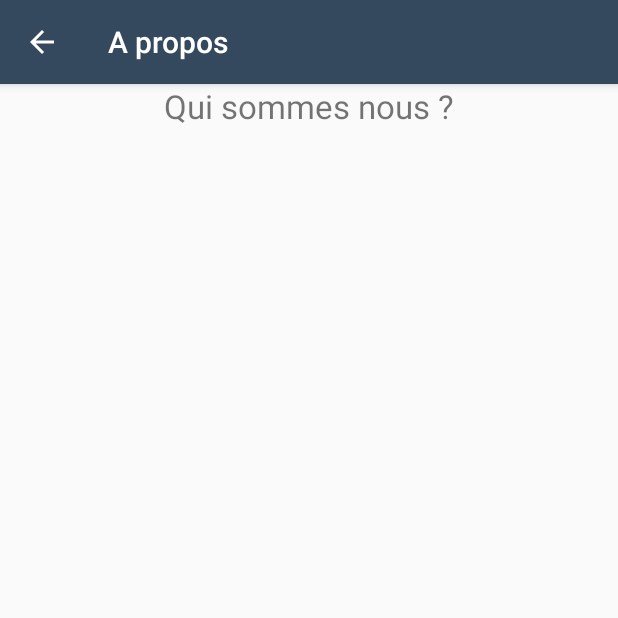
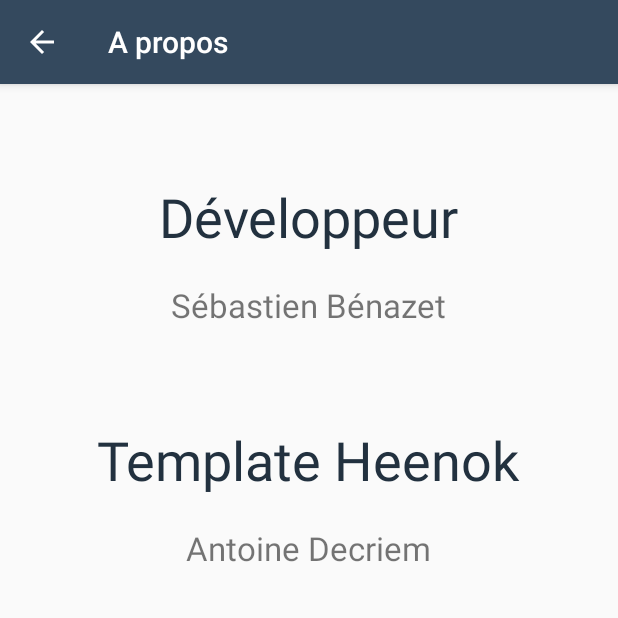
Before and after one commit to SebastienBenazet/MasterSynthetizer, an Android app: the AboutActivity screen opened directly, with no data from a screen before it, on a phone screen of 412 x 824 dp, the top half of it. Run offline under Robolectric (Android 15) with nearby library versions, the phone set to English and light mode, and no system bars.

Commit message:
Last commit before publishing on Play Store \o/

```diff
--- a/app/src/main/java/com/kitbass/mastersynthetizer/MainActivity.java
+++ b/app/src/main/java/com/kitbass/mastersynthetizer/MainActivity.java
@@ -95,6 +95,7 @@ public class MainActivity extends AppCompatActivity
         // Handle navigation view item clicks here.
         int id = item.getItemId();
 
+
         if (id == R.id.nav_heenok) {
             //Play Heenok song
             final MediaPlayer dollars = MediaPlayer.create(this, R.raw.moins_que_100_dollars);
--- a/app/src/main/res/layout/activity_about.xml
+++ b/app/src/main/res/layout/activity_about.xml
@@ -5,11 +5,47 @@
     android:orientation="vertical">
 
     <TextView
-        android:id="@+id/aboutTitle"
+        android:id="@+id/developperLabel"
         android:layout_width="wrap_content"
         android:layout_height="wrap_content"
         android:layout_alignParentTop="true"
         android:layout_centerHorizontal="true"
-        android:text="Qui sommes nous ?"
-        android:textSize="22dp" />
+        android:layout_marginTop="64dp"
+        android:text="@string/developper"
+        android:textColor="@color/colorPrimaryDark"
+        android:textSize="36sp" />
+
+    <TextView
+        android:id="@+id/developper_name"
+        android:layout_width="wrap_content"
+        android:layout_height="wrap_content"
+        android:layout_below="@id/developperLabel"
+        android:layout_centerHorizontal="true"
+        android:layout_centerVertical="true"
+        android:layout_marginTop="20dp"
+        android:text="@string/sebastien_benazet"
+        android:textSize="22sp" />
+
+    <TextView
+        android:id="@+id/template_tabel"
+        android:layout_width="wrap_content"
+        android:layout_height="wrap_content"
+        android:layout_below="@+id/developper_name"
+        android:layout_centerHorizontal="true"
+        android:layout_marginTop="64dp"
+        android:text="@string/template"
+        android:textColor="@color/colorPrimaryDark"
+        android:textSize="36sp" />
+
+    <TextView
+        android:id="@+id/template_name"
+        android:layout_width="wrap_content"
+        android:layout_height="wrap_content"
+        android:layout_below="@id/template_tabel"
+        android:layout_centerHorizontal="true"
+        android:layout_centerVertical="true"
+        android:layout_marginTop="20dp"
+        android:text="@string/antoine_decriem"
+        android:textSize="22sp" />
+
 </RelativeLayout>
--- a/app/src/main/res/menu/activity_main_drawer.xml
+++ b/app/src/main/res/menu/activity_main_drawer.xml
@@ -8,8 +8,8 @@
             android:title="@string/nav_heenok_menu" />
         <item
             android:id="@+id/nav_gallery"
-            android:icon="@drawable/ic_menu_gallery"
-            android:title="@string/nav_skill_menu" />
+            android:icon="@drawable/ic_menu_manage"
+            android:title="@string/coming_soon" />
         <item
             android:id="@+id/nav_slideshow"
             android:icon="@drawable/ic_menu_manage"
--- a/app/src/main/res/values/strings.xml
+++ b/app/src/main/res/values/strings.xml
@@ -11,10 +11,11 @@
 
     <!-- Navigation drawer -->
     <string name="app_email">roiheenok@gmail.com</string>
+    <string name="nav_plus_group">Plus</string>
     <string name="nav_heenok_menu">Synthétiseur bordélique</string>
     <string name="nav_skill_menu">Synthétiseur de skill</string>
-    <string name="share">Partager</string>
-    <string name="send">Envoyer</string>
+    <string name="about">A propos</string>
+    <string name="donate">Dons PayPal</string>
 
     <!-- Main -->
     <string name="main_title">TEST</string>
@@ -58,12 +59,15 @@
     <string name="heenok_tyson">Michael Tyson</string>
     <string name="heenok_rapclassic">Rap classic</string>
 
+    <!-- About -->
+    <string name="developper">Développeur</string>
+    <string name="template">Template Heenok</string>
+    <string name="sebastien_benazet">Sébastien Bénazet</string>
+    <string name="antoine_decriem">Antoine Decriem</string>
+
     <!-- Textes d'accessibilité -->
     <string name="accessibility_home_image">Image du Roi Heenok fumant</string>
     <string name="accessibility_ic_launcher">Tête du Roi Heenok</string>
-    <string name="nav_plus_group">Plus</string>
-    <string name="about">A propos</string>
-    <string name="donate">Dons PayPal</string>
 
 
 </resources>
```
